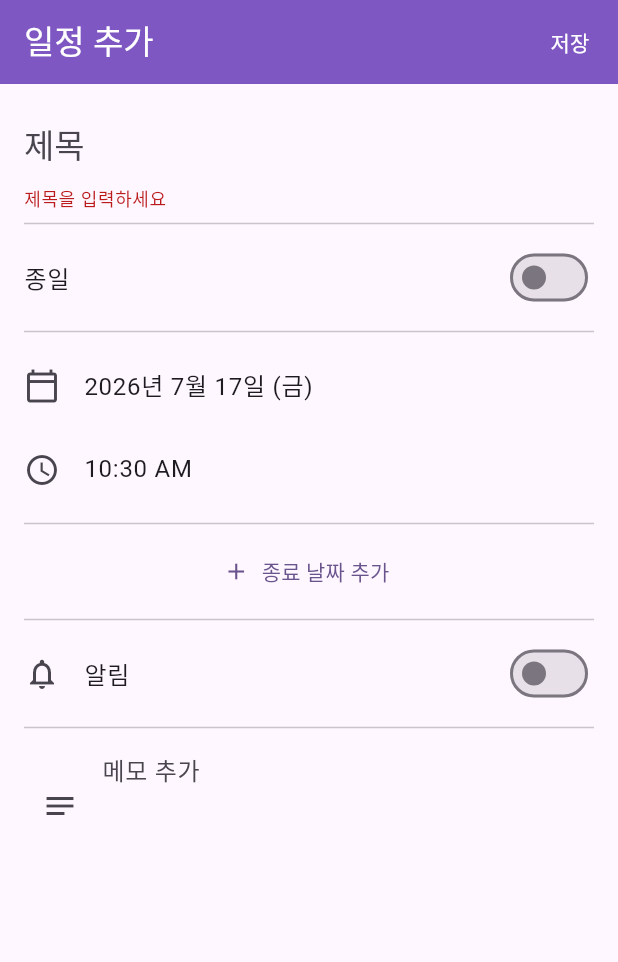
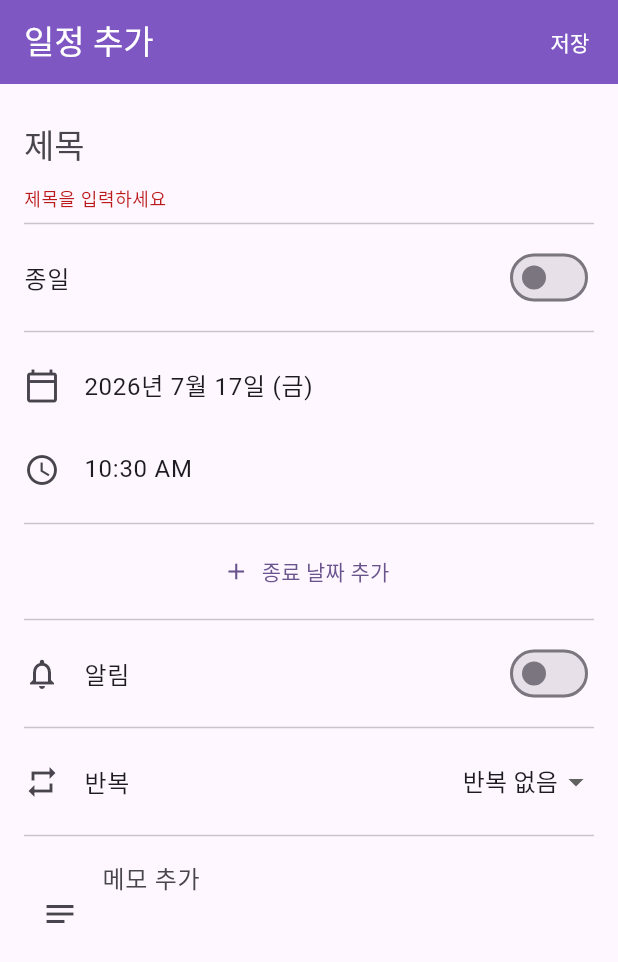
Before and after one commit to kms6019/coy-house-calender, a Flutter app: the EventFormScreen screen opened by its route, after a tap on "저장", on a phone screen of 412 x 824 dp. Shown: the top 962 px of the screen. Run offline on Flutter 3.47's test engine with Material 3 defaults, Android fonts, the phone set to English and light mode, and no system bars; our stand-ins replace cloud_firestore, firebase_auth, firebase_core, firebase_messaging, flutter_local_notifications, flutter_riverpod and 4 more; missing offline and left inert: device_calendar, home_widget; accounts and stored records are empty.

Commit message:
feat: 이벤트 폼에 반복 규칙 입력 추가

```diff
--- a/lib/screens/event/event_form_screen.dart
+++ b/lib/screens/event/event_form_screen.dart
@@ -29,10 +29,19 @@ class _EventFormScreenState extends ConsumerState<EventFormScreen> {
   bool _isAllDay = false;
   bool _hasAlarm = false;
   int _alarmMinutes = 30;
+  RepeatRule _repeat = RepeatRule.none;
+  DateTime? _repeatUntil;
   bool _loading = false;
 
   static const _alarmOptions = [0, 15, 30, 60, 1440];
   static const _alarmLabels = ['시작 시', '15분 전', '30분 전', '1시간 전', '하루 전'];
+  static const _repeatLabels = {
+    RepeatRule.none: '반복 없음',
+    RepeatRule.daily: '매일',
+    RepeatRule.weekly: '매주',
+    RepeatRule.monthly: '매월',
+    RepeatRule.yearly: '매년',
+  };
 
   @override
   void initState() {
@@ -49,6 +58,8 @@ class _EventFormScreenState extends ConsumerState<EventFormScreen> {
       _isAllDay = widget.event!.isAllDay;
       _hasAlarm = widget.event!.hasAlarm;
       _alarmMinutes = widget.event!.alarmMinutesBefore;
+      _repeat = widget.event!.repeat;
+      _repeatUntil = widget.event!.repeatUntil;
       if (widget.event!.endDateTime != null) {
         _endDate = DateUtils.dateOnly(widget.event!.endDateTime!);
         _endTime = TimeOfDay.fromDateTime(widget.event!.endDateTime!);
@@ -134,6 +145,8 @@ class _EventFormScreenState extends ConsumerState<EventFormScreen> {
           alarmMinutesBefore: _alarmMinutes,
           createdAt: DateTime.now(),
           updatedAt: DateTime.now(),
+          repeat: _repeat,
+          repeatUntil: _repeat == RepeatRule.none ? null : _repeatUntil,
         );
         saved = await fs.addEvent(draft);
       } else {
@@ -146,6 +159,12 @@ class _EventFormScreenState extends ConsumerState<EventFormScreen> {
           hasAlarm: _hasAlarm,
           alarmMinutesBefore: _alarmMinutes,
           updatedAt: DateTime.now(),
+        );
+        saved = saved.copyWithRepeat(
+          repeat: _repeat,
+          repeatUntil: _repeat == RepeatRule.none ? null : _repeatUntil,
+          excludedDates:
+              _repeat == RepeatRule.none ? const [] : widget.event!.excludedDates,
         );
         await fs.updateEvent(saved);
       }
@@ -353,6 +372,50 @@ class _EventFormScreenState extends ConsumerState<EventFormScreen> {
               ),
             const Divider(),
 
+            // 반복
+            ListTile(
+              contentPadding: EdgeInsets.zero,
+              leading: const Icon(Icons.repeat),
+              title: const Text('반복'),
+              trailing: DropdownButton<RepeatRule>(
+                value: _repeat,
+                underline: const SizedBox.shrink(),
+                items: RepeatRule.values
+                    .map((r) => DropdownMenuItem(
+                          value: r,
+                          child: Text(_repeatLabels[r]!),
+                        ))
+                    .toList(),
+                onChanged: (v) => setState(() {
+                  _repeat = v ?? RepeatRule.none;
+                  if (_repeat == RepeatRule.none) _repeatUntil = null;
+                }),
+              ),
+            ),
+            if (_repeat != RepeatRule.none)
+              ListTile(
+                contentPadding: const EdgeInsets.only(left: 40),
+                title: Text(_repeatUntil != null
+                    ? '종료: ${dateFmtShort.format(_repeatUntil!)}'
+                    : '반복 종료일 (선택 안 함 = 계속 반복)'),
+                trailing: _repeatUntil != null
+                    ? IconButton(
+                        icon: const Icon(Icons.close, size: 18),
+                        onPressed: () => setState(() => _repeatUntil = null),
+                      )
+                    : null,
+                onTap: () async {
+                  final picked = await showDatePicker(
+                    context: context,
+                    initialDate: _repeatUntil ?? _startDate,
+                    firstDate: _startDate, // 시작일 이전 방지
+                    lastDate: DateTime(2030),
+                  );
+                  if (picked != null) setState(() => _repeatUntil = picked);
+                },
+              ),
+            const Divider(),
+
             // 메모
             TextFormField(
               controller: _descCtrl,
```
